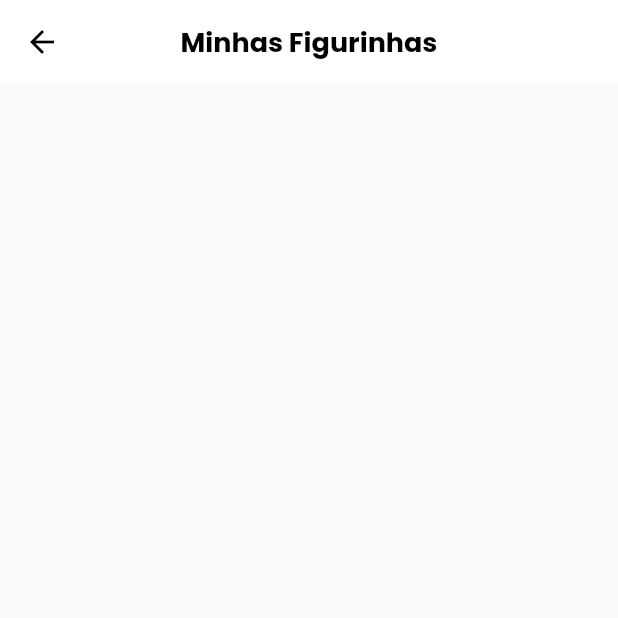
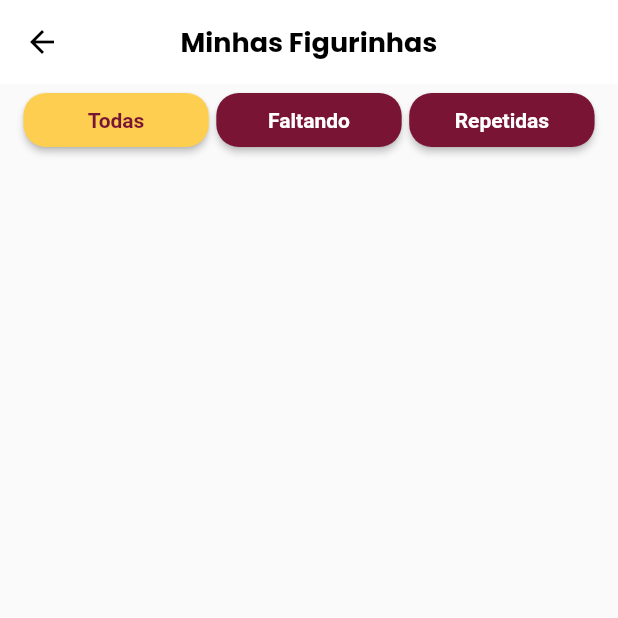
Before and after one commit to caneto/App-Album-Copa, a Flutter app: the MyStickersPage screen opened by its route, on a phone screen of 412 x 824 dp, the top half of it. Run offline on Flutter 3.47's test engine with Material 2 defaults, Android fonts, the phone set to English and light mode, and no system bars; our stand-ins replace dio, loading_animation_widget, shared_preferences, top_snackbar_flutter; missing offline and left inert: flutter_getit, validatorless; accounts and stored records are empty; Roboto replaces fonts that are missing (MPlus1P).

Commit message:
Atualização do My Stickers

```diff
--- a/lib/app/pages/my_stickers/my_stickers_page.dart
+++ b/lib/app/pages/my_stickers/my_stickers_page.dart
@@ -1,14 +1,27 @@
+import 'widgets/sticker_status_filter.dart';
 import 'package:flutter/material.dart';
 
 class MyStickersPage extends StatelessWidget {
 
-  const MyStickersPage({ super.key });
+  const MyStickersPage({super.key});
 
-   @override
-   Widget build(BuildContext context) {
-       return Scaffold(
-           appBar: AppBar(title: const Text('Minhas Figurinhas'),),
-           body: Container(),
-       );
+  @override
+  Widget build(BuildContext context) {
+    return Scaffold(
+      appBar: AppBar(
+        title: const Text('Minhas Figurinhas'),
+      ),
+      body: CustomScrollView(
+        slivers: [
+          SliverToBoxAdapter(
+            child: Column(
+              children: [
+                StickerStatusFilter(filterSelected: '',)
+              ],
+            ),
+          ),
+        ],
+      ),
+    );
   }
 }
--- /dev/null
+++ b/lib/app/pages/my_stickers/widgets/sticker_status_filter.dart
@@ -0,0 +1,48 @@
+import 'package:appalbumcopa/app/core/ui/styles/button_styles.dart';
+import 'package:appalbumcopa/app/core/ui/styles/colors_app.dart';
+import 'package:appalbumcopa/app/core/ui/styles/text_styles.dart';
+import 'package:appalbumcopa/app/core/ui/widgets/button.dart';
+import 'package:flutter/material.dart';
+
+class StickerStatusFilter extends StatelessWidget {
+  final String filterSelected;
+
+  const StickerStatusFilter({super.key, required this.filterSelected});
+
+  @override
+  Widget build(BuildContext context) {
+    return Container(
+      padding: const EdgeInsets.symmetric(horizontal: 10),
+      width: MediaQuery.of(context).size.width,
+      child: Wrap(
+        spacing: 5,
+        alignment: WrapAlignment.center,
+        children: [
+          Button(
+            widht: MediaQuery.of(context).size.width * .3,
+            onPressed: () {},
+            style: context.buttonStyles.yellowButton,
+            labelStyle: context.textStyles.textSecundaryFontMedium.copyWith(
+              color: context.colors.primary
+            ),
+            label: 'Todas',
+          ),
+          Button(
+            widht: MediaQuery.of(context).size.width * .3,
+            onPressed: () {},
+            style: context.buttonStyles.primaryButton,
+            labelStyle: context.textStyles.textSecundaryFontMedium,
+            label: 'Faltando',
+          ),
+          Button(
+            widht: MediaQuery.of(context).size.width * .3,
+            onPressed: () {},
+            style: context.buttonStyles.primaryButton,
+            labelStyle: context.textStyles.textSecundaryFontMedium,
+            label: 'Repetidas',
+          ),
+        ],
+      ),
+    );
+  }
+}
```
